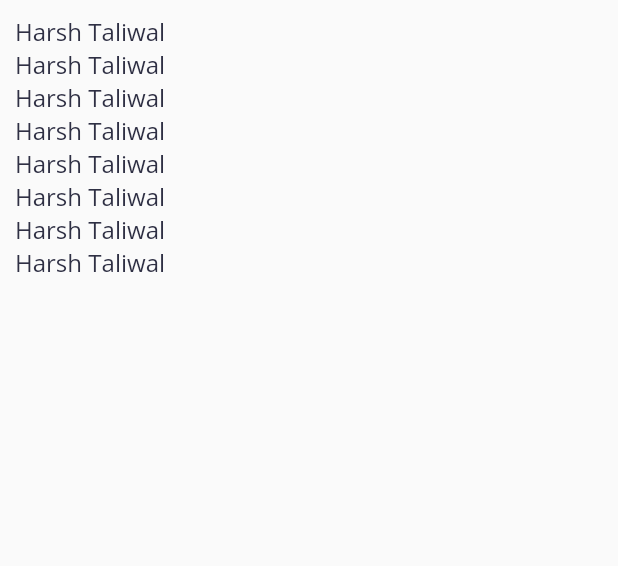
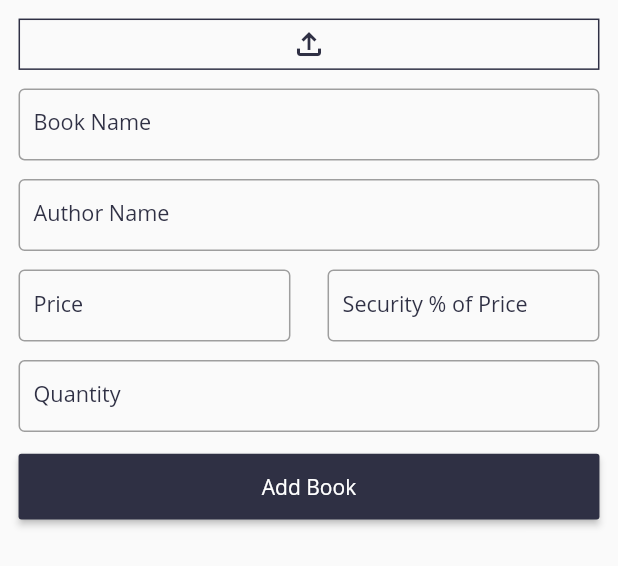
Before and after one commit to harshtaliwal30/e-lib-admin, a Flutter app: the AddBookScreen widget shown alone on an empty page, opened directly, on a phone screen of 412 x 824 dp. Shown: the top 566 px of the screen. Run offline on Flutter 3.47's test engine with Material 2 defaults, Android fonts, the phone set to English and light mode, and no system bars; our stand-ins replace cached_network_image, firebase_core, flutter_svg, get; accounts and stored records are empty; network calls fail.

Commit message:
Add book screen Ui

```diff
--- a/lib/screens/add_book_screen.dart
+++ b/lib/screens/add_book_screen.dart
@@ -1,14 +1,174 @@
+import 'package:e_lib_admin/Utils/app_ui_constant.dart';
 import 'package:e_lib_admin/Utils/utils.dart';
 import 'package:flutter/material.dart';
 
 class AddBookScreen extends StatelessWidget {
-  const AddBookScreen({Key? key}) : super(key: key);
+  // const AddBookScreen({Key? key}) : super(key: key);
+
+  final TextEditingController bookNameController = TextEditingController();
+  final TextEditingController authorNameController = TextEditingController();
+  final TextEditingController priceController = TextEditingController();
+  final TextEditingController securityPercentController = TextEditingController();
+  final TextEditingController quantityController = TextEditingController();
 
   @override
   Widget build(BuildContext context) {
-    return Container(
-      padding: EdgeInsets.all(10),
-      child: getText("Harsh Taliwal\nHarsh Taliwal\nHarsh Taliwal\nHarsh Taliwal\nHarsh Taliwal\nHarsh Taliwal\nHarsh Taliwal\nHarsh Taliwal\n"),
+    return SingleChildScrollView(
+      child: Column(
+        mainAxisSize: MainAxisSize.min,
+        crossAxisAlignment: CrossAxisAlignment.start,
+        children: [
+          Row(
+            children: [
+              Expanded(
+                child: getWithPadding(
+                  Container(
+                    padding: EdgeInsets.symmetric(
+                      vertical: AppUIConst.safeBlockVertical * 0.5,
+                    ),
+                    decoration: BoxDecoration(
+                      border: Border.all(
+                        color: Utils.primaryColor,
+                      ),
+                    ),
+                    child: Icon(
+                      Icons.file_upload_outlined,
+                      color: Utils.primaryColor,
+                    ),
+                  ),
+                  left: AppUIConst.safeBlockHorizontal * 3,
+                  right: AppUIConst.safeBlockHorizontal * 3,
+                  top: AppUIConst.safeBlockVertical * 1.5,
+                ),
+              ),
+            ],
+          ),
+          getWithPadding(
+            getTextFormField(bookNameController, 'Book Name'),
+            left: AppUIConst.safeBlockHorizontal * 3,
+            right: AppUIConst.safeBlockHorizontal * 3,
+            top: AppUIConst.safeBlockHorizontal * 3,
+          ),
+          getWithPadding(
+            getTextFormField(authorNameController, 'Author Name'),
+            left: AppUIConst.safeBlockHorizontal * 3,
+            right: AppUIConst.safeBlockHorizontal * 3,
+            top: AppUIConst.safeBlockVertical * 1.5,
+          ),
+          Row(
+            children: [
+              Expanded(
+                child: getWithPadding(
+                  getTextFormField(
+                    priceController,
+                    'Price',
+                  ),
+                  left: AppUIConst.safeBlockHorizontal * 3,
+                  right: AppUIConst.safeBlockHorizontal * 3,
+                  top: AppUIConst.safeBlockVertical * 1.5,
+                ),
+              ),
+              Expanded(
+                child: getWithPadding(
+                  getTextFormField(
+                    securityPercentController,
+                    'Security % of Price',
+                  ),
+                  left: AppUIConst.safeBlockHorizontal * 3,
+                  right: AppUIConst.safeBlockHorizontal * 3,
+                  top: AppUIConst.safeBlockVertical * 1.5,
+                ),
+              ),
+            ],
+          ),
+          getWithPadding(
+            getTextFormField(quantityController, 'Quantity'),
+            left: AppUIConst.safeBlockHorizontal * 3,
+            right: AppUIConst.safeBlockHorizontal * 3,
+            top: AppUIConst.safeBlockVertical * 1.5,
+            bottom: AppUIConst.safeBlockVertical * 1.5,
+          ),
+          Row(
+            mainAxisAlignment: MainAxisAlignment.center,
+            children: [
+              Expanded(
+                child: getWithPadding(
+                  MaterialButton(
+                    padding: EdgeInsets.symmetric(
+                      vertical: AppUIConst.safeBlockVertical * 1.5,
+                    ),
+                    color: Utils.primaryColor,
+                    onPressed: () {},
+                    child: Text(
+                      'Add Book',
+                      style: TextStyle(
+                        color: Utils.white,
+                      ),
+                    ),
+                  ),
+                  left: AppUIConst.safeBlockHorizontal * 3,
+                  right: AppUIConst.safeBlockHorizontal * 3,
+                  bottom: AppUIConst.safeBlockVertical * 1.5,
+                ),
+              ),
+            ],
+          )
+        ],
+      ),
+    );
+  }
+
+  TextFormField getTextFormField(TextEditingController controller, String labelText) {
+    return TextFormField(
+      autofocus: false,
+      controller: controller,
+      cursorColor: Utils.primaryColor,
+      decoration: InputDecoration(
+        contentPadding: EdgeInsets.all(10),
+        filled: false,
+        labelText: labelText,
+        labelStyle: TextStyle(
+          color: Utils.primaryColor,
+          fontSize: AppUIConst.baseFontSize * 3.5,
+        ),
+        hintText: 'Write here ...',
+        hintStyle: TextStyle(
+          fontSize: AppUIConst.baseFontSize * 3.0,
+        ),
+        border: OutlineInputBorder(
+          borderSide: BorderSide(
+            color: Utils.grey,
+          ),
+        ),
+        enabledBorder: OutlineInputBorder(
+          borderSide: BorderSide(
+            color: Utils.grey,
+          ),
+        ),
+        focusedBorder: OutlineInputBorder(
+          borderSide: BorderSide(
+            color: Utils.grey,
+          ),
+        ),
+      ),
+    );
+  }
+
+  Padding getWithPadding(
+    Widget child, {
+    double left = 0.0,
+    right = 0.0,
+    top = 0.0,
+    bottom = 0.0,
+  }) {
+    return Padding(
+      padding: EdgeInsets.only(
+        left: left,
+        right: right,
+        top: top,
+        bottom: bottom,
+      ),
+      child: child,
     );
   }
 
--- a/lib/screens/home_screen.dart
+++ b/lib/screens/home_screen.dart
@@ -27,21 +27,7 @@ class HomeScreen extends StatelessWidget {
       body: SingleChildScrollView(
         child: Column(
           children: [
-            InkWell(
-              onTap: () {
-                Get.bottomSheet(
-                  AddBookScreen(),
-                  backgroundColor: Utils.white,
-                  isDismissible: false,
-                  shape: RoundedRectangleBorder(
-                    borderRadius: BorderRadius.all(
-                      Radius.circular(10),
-                    ),
-                  ),
-                  elevation: 15,
-                );
-              },
-              child: Row(
+            Row(
               mainAxisAlignment: MainAxisAlignment.end,
               children: [
                 Expanded(
@@ -82,7 +68,21 @@ class HomeScreen extends StatelessWidget {
                     ),
                   ),
                 ),
-                  Container(
+                InkWell(
+                  onTap: () {
+                    Get.bottomSheet(
+                      AddBookScreen(),
+                      backgroundColor: Utils.white,
+                      // isDismissible: false,
+                      shape: RoundedRectangleBorder(
+                        borderRadius: BorderRadius.all(
+                          Radius.circular(10),
+                        ),
+                      ),
+                      elevation: 15,
+                    );
+                  },
+                  child: Container(
                     decoration: BoxDecoration(
                       color: Utils.crimson,
                       borderRadius: BorderRadius.only(
@@ -117,8 +117,8 @@ class HomeScreen extends StatelessWidget {
                       ],
                     ),
                   ),
+                ),
               ],
-              ),
             ),
             SizedBox(
               height: 20,
```
Lines whose indentation alone changed are shown as unchanged.
